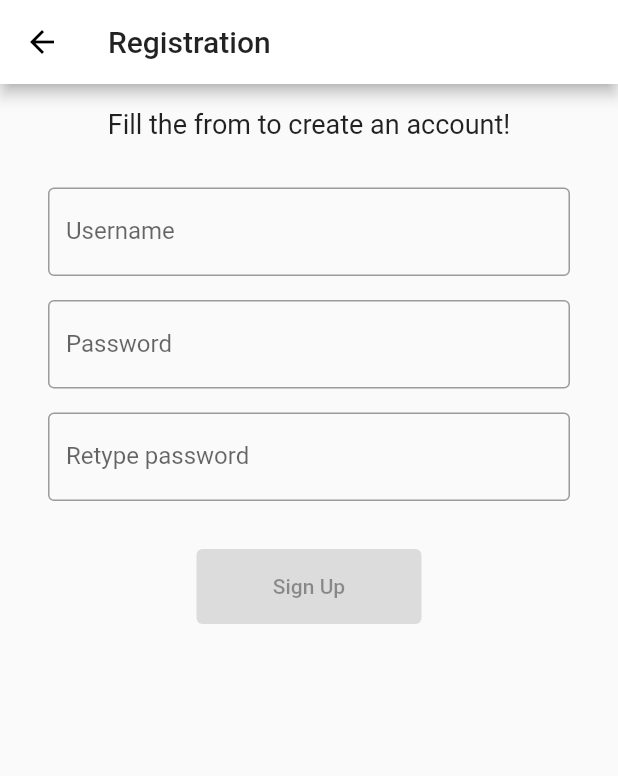
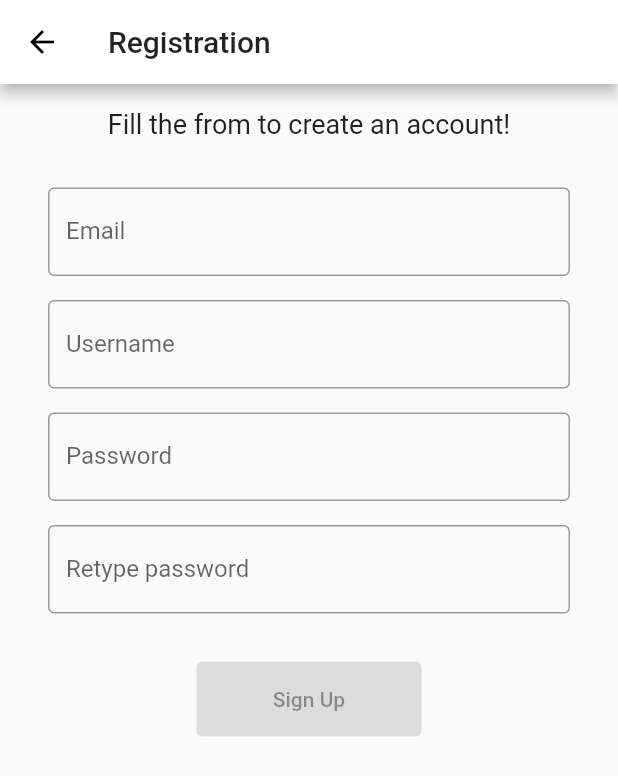
Before and after one commit to krzychudz/remote-camera-control, a Flutter app: the RegisterScreen screen opened directly, on a phone screen of 412 x 824 dp. Shown: the top 776 px of the screen. Run offline on Flutter 3.47's test engine with Material 2 defaults, Android fonts, the phone set to English and light mode, and no system bars; our stand-ins replace bloc, dio, easy_localization, equatable, firebase_core, firebase_messaging and 5 more; accounts and stored records are empty; network calls fail.

Commit message:
Add email to registration form

```diff
--- a/assets/translations/en.json
+++ b/assets/translations/en.json
@@ -34,6 +34,9 @@
     "room_empty_error": "Camera Room cannot be empty",
     "camera_name": "Camera Name",
     "camera_name_empty_error": "Camera Name cannot be empty",
-    "camera_add_explanation": "Provide necessary information to install your camera. You will find camera ID on the device"
+    "camera_add_explanation": "Provide necessary information to install your camera. You will find camera ID on the device",
+    "email_lable": "Email",
+    "email_invalid_format_error": "Wrong pattern",
+    "email_empty_error": "Email cannot be empty"
 
 }
--- /dev/null
+++ b/lib/common/model/email.dart
@@ -0,0 +1,24 @@
+import 'package:formz/formz.dart';
+
+enum EmailValidationError { empty, invalidFormat }
+
+class Email extends FormzInput<String, EmailValidationError> {
+  const Email.pure() : super.pure('');
+  const Email.dirty([String value = '']) : super.dirty(value);
+
+  @override
+  EmailValidationError? validator(String? value) {
+    if (value?.isEmpty == true) {
+      return EmailValidationError.empty;
+    } else if (value != null && !_isEmailValid(value)) {
+      return EmailValidationError.invalidFormat;
+    }
+    return null;
+  }
+
+  bool _isEmailValid(String value) {
+    return RegExp(
+            r"^[a-zA-Z0-9.a-zA-Z0-9.!#$%&'*+-/=?^_`{|}~]+@[a-zA-Z0-9]+\.[a-zA-Z]+")
+        .hasMatch(value);
+  }
+}
--- a/lib/register/bloc/register_cubit.dart
+++ b/lib/register/bloc/register_cubit.dart
@@ -1,3 +1,4 @@
+import 'package:app/common/model/email.dart';
 import 'package:app/common/model/password.dart';
 import 'package:app/common/model/username.dart';
 import 'package:app/register/bloc/register_state.dart';
@@ -18,7 +19,19 @@ class RegisterCubit extends Cubit<RegisterState> {
       state.copyWith(
         username: username,
         status: Formz.validate(
-          [state.password, username, state.rePassword],
+          [state.password, username, state.rePassword, state.email],
+        ),
+      ),
+    );
+  }
+
+  void onEmailChanged(String newEmailState) {
+    final email = Email.dirty(newEmailState);
+    emit(
+      state.copyWith(
+        email: email,
+        status: Formz.validate(
+          [state.password, email, state.rePassword, state.username],
         ),
       ),
     );
@@ -30,7 +43,7 @@ class RegisterCubit extends Cubit<RegisterState> {
       state.copyWith(
         password: password,
         status: Formz.validate(
-          [password, state.rePassword, state.username],
+          [password, state.rePassword, state.username, state.email],
         ),
       ),
     );
@@ -42,7 +55,7 @@ class RegisterCubit extends Cubit<RegisterState> {
       state.copyWith(
         rePassword: rePassword,
         status: Formz.validate(
-          [rePassword, state.password, state.username],
+          [rePassword, state.password, state.username, state.email],
         ),
       ),
     );
--- a/lib/register/bloc/register_state.dart
+++ b/lib/register/bloc/register_state.dart
@@ -1,3 +1,4 @@
+import 'package:app/common/model/email.dart';
 import 'package:equatable/equatable.dart';
 import 'package:formz/formz.dart';
 
@@ -8,27 +9,31 @@ class RegisterState extends Equatable {
   const RegisterState(
       {this.status = FormzStatus.pure,
       this.username = const Username.pure(),
+      this.email = const Email.pure(),
       this.password = const Password.pure(),
       this.rePassword = const Password.pure()});
 
   final FormzStatus status;
   final Username username;
+  final Email email;
   final Password password;
   final Password rePassword;
 
   RegisterState copyWith({
     FormzStatus? status,
     Username? username,
+    Email? email,
     Password? password,
     Password? rePassword,
   }) {
     return RegisterState(
         status: status ?? this.status,
         username: username ?? this.username,
+        email: email ?? this.email,
         password: password ?? this.password,
         rePassword: rePassword ?? this.rePassword);
   }
 
   @override
-  List<Object> get props => [status, username, password, rePassword];
+  List<Object> get props => [status, username, email, password, rePassword];
 }
--- a/lib/register/register_screen.dart
+++ b/lib/register/register_screen.dart
@@ -1,3 +1,4 @@
+import 'package:app/common/model/email.dart';
 import 'package:app/common/snackbar/snackbar.dart';
 import 'package:easy_localization/easy_localization.dart';
 import 'package:flutter/material.dart';
@@ -68,6 +69,34 @@ class RegistrationForm extends StatelessWidget {
         );
       },
     );
+  }
+
+  Widget _buildEmailFormField() {
+    return BlocBuilder<RegisterCubit, RegisterState>(
+      buildWhen: (previous, current) => previous.email != current.email,
+      builder: (context, state) {
+        return TextField(
+          textInputAction: TextInputAction.next,
+          onChanged: (email) =>
+              context.read<RegisterCubit>().onEmailChanged(email),
+          key: const Key('registerForm_emailInput_textField'),
+          decoration: InputDecoration(
+            border: const OutlineInputBorder(),
+            labelText: tr('email_lable'),
+            errorText: state.email.invalid ? _getEmailErrorField(state) : null,
+          ),
+        );
+      },
+    );
+  }
+
+  String _getEmailErrorField(RegisterState state) {
+    if (state.email.error == EmailValidationError.empty) {
+      return tr('email_empty_error');
+    } else if (state.email.error == EmailValidationError.invalidFormat) {
+      return tr('email_invalid_format_error');
+    }
+    return "";
   }
 
   Widget _buildPasswordFormField() {
@@ -169,6 +198,10 @@ class RegistrationForm extends StatelessWidget {
             const SizedBox(
               height: 32,
             ),
+            _buildEmailFormField(),
+            const SizedBox(
+              height: 16,
+            ),
             _buildUsernameFormField(),
             const SizedBox(
               height: 16,
```
Also changed, not shown: 1 other file.
